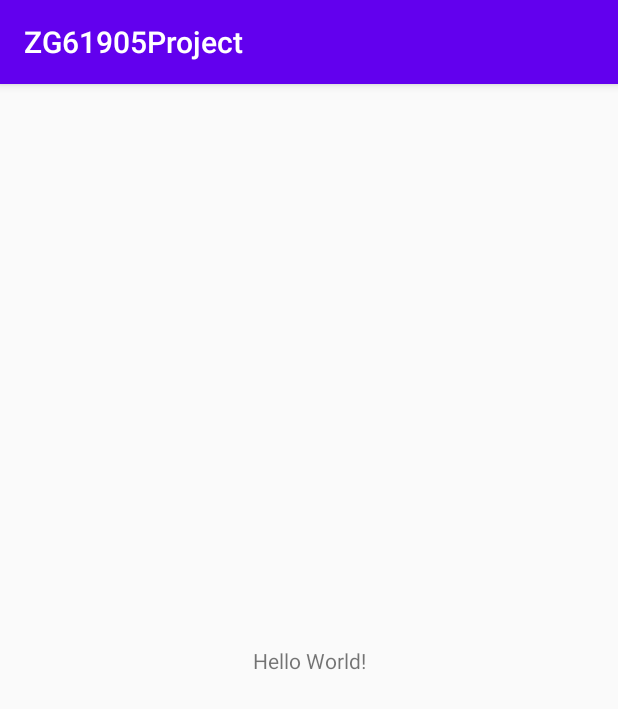
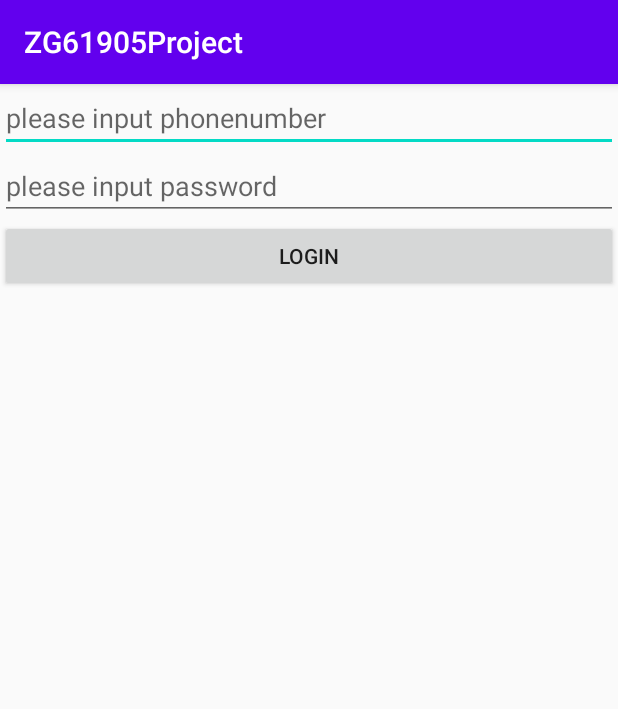
Before and after one commit to hahajing0000/zg61905project, an Android app: the screen it shows after launch (MainActivity), on a phone screen of 412 x 824 dp. Shown: the top 709 px of the screen. Run offline under Robolectric (Android 15) with nearby library versions, the phone set to English and light mode, and no system bars; our stand-ins replace RxJava, data binding.

Commit message:
添加了MVVM框架验证Demo代码逻辑

```diff
--- a/MVVMCore/src/main/java/com/zg6/mvvmcore/view/BaseMVVMActivity.java
+++ b/MVVMCore/src/main/java/com/zg6/mvvmcore/view/BaseMVVMActivity.java
@@ -46,7 +46,7 @@ public abstract class BaseMVVMActivity<VM extends BaseViewModel,Binding extends
      * @param
      * @return
      * @author zhangyue
-     * @time 2021/12/7 13:03
+     * @time 2021/12/7 14:07
      */
     private void setVars(Binding mDataBinding, HashMap<Integer, Object> mMap){
         if (null==mMap||mMap.size()==0||mDataBinding==null){
--- a/MVVMCore/src/main/java/com/zg6/mvvmcore/view/BaseMVVMFragment.java
+++ b/MVVMCore/src/main/java/com/zg6/mvvmcore/view/BaseMVVMFragment.java
@@ -76,7 +76,7 @@ public abstract class BaseMVVMFragment<VM extends BaseViewModel,Binding extends
      * @param
      * @return
      * @author zhangyue
-     * @time 2021/12/7 13:57
+     * @time 2021/12/7 13:59
      */
     protected abstract VM createViewModel();
 }
--- a/app/src/main/AndroidManifest.xml
+++ b/app/src/main/AndroidManifest.xml
@@ -9,7 +9,7 @@
         android:roundIcon="@mipmap/ic_launcher_round"
         android:supportsRtl="true"
         android:theme="@style/AppTheme">
-        <activity android:name=".MainActivity">
+        <activity android:name=".view.MainActivity">
             <intent-filter>
                 <action android:name="android.intent.action.MAIN" />
 
--- a/app/src/main/java/com/zg6/nba/MainActivity.java
+++ /dev/null
@@ -1,14 +0,0 @@
-package com.zg6.nba;
-
-import androidx.appcompat.app.AppCompatActivity;
-
-import android.os.Bundle;
-
-public class MainActivity extends AppCompatActivity {
-
-    @Override
-    protected void onCreate(Bundle savedInstanceState) {
-        super.onCreate(savedInstanceState);
-        setContentView(R.layout.activity_main);
-    }
-}
--- /dev/null
+++ b/app/src/main/java/com/zg6/nba/entity/UserEntity.java
@@ -0,0 +1,70 @@
+package com.zg6.nba.entity;
+
+/**
+ * @ProjectName: ZG61905Project
+ * @Package: com.zg6.nba.entity
+ * @ClassName: UserEntity
+ * @Description:
+ * @Author: 张跃 企鹅：444511958
+ * @CreateDate: 2021/12/7 14:01
+ * @UpdateUser: 张跃
+ * @UpdateDate: 2021/12/7 14:01
+ * @UpdateRemark:
+ * @Version: 1.0
+ */
+public class UserEntity {
+    private int id;
+    private String phoneNumber;
+    private String pwd;
+    private String address;
+
+    @Override
+    public String toString() {
+        return "UserEntity{" +
+                "id=" + id +
+                ", phoneNumber='" + phoneNumber + '\'' +
+                ", pwd='" + pwd + '\'' +
+                ", address='" + address + '\'' +
+                '}';
+    }
+
+    public UserEntity() {
+    }
+
+    public UserEntity(String phoneNumber, String pwd) {
+        this.phoneNumber = phoneNumber;
+        this.pwd = pwd;
+    }
+
+    public int getId() {
+        return id;
+    }
+
+    public void setId(int id) {
+        this.id = id;
+    }
+
+    public String getPhoneNumber() {
+        return phoneNumber;
+    }
+
+    public void setPhoneNumber(String phoneNumber) {
+        this.phoneNumber = phoneNumber;
+    }
+
+    public String getPwd() {
+        return pwd;
+    }
+
+    public void setPwd(String pwd) {
+        this.pwd = pwd;
+    }
+
+    public String getAddress() {
+        return address;
+    }
+
+    public void setAddress(String address) {
+        this.address = address;
+    }
+}
--- /dev/null
+++ b/app/src/main/java/com/zg6/nba/model/UserCenterRemoteModel.java
@@ -0,0 +1,37 @@
+package com.zg6.nba.model;
+
+import android.os.Looper;
+import android.os.SystemClock;
+
+import com.zg6.mvvmcore.model.IModel;
+import com.zg6.nba.entity.UserEntity;
+
+import androidx.lifecycle.LiveData;
+import androidx.lifecycle.MutableLiveData;
+import io.reactivex.BackpressureStrategy;
+import io.reactivex.Flowable;
+import io.reactivex.FlowableEmitter;
+import io.reactivex.FlowableOnSubscribe;
+
+/**
+ * @ProjectName: ZG61905Project
+ * @Package: com.zg6.nba.model
+ * @ClassName: UserCenterRemoteModel
+ * @Description:
+ * @Author: 张跃 企鹅：444511958
+ * @CreateDate: 2021/12/7 14:05
+ * @UpdateUser: 张跃
+ * @UpdateDate: 2021/12/7 14:05
+ * @UpdateRemark:
+ * @Version: 1.0
+ */
+public class UserCenterRemoteModel implements IModel {
+    public LiveData<UserEntity> login(final String phoneNumber, final String pwd){
+        SystemClock.sleep(500);
+        MutableLiveData<UserEntity> liveData=new MutableLiveData<>();
+        if (Looper.getMainLooper().getThread()==Thread.currentThread()){
+            liveData.setValue(new UserEntity("Server User",""));
+        }
+        return liveData;
+    }
+}
--- /dev/null
+++ b/app/src/main/java/com/zg6/nba/repository/UserCenterRepository.java
@@ -0,0 +1,31 @@
+package com.zg6.nba.repository;
+
+import com.zg6.mvvmcore.common.Model;
+import com.zg6.mvvmcore.repository.BaseRepository;
+import com.zg6.nba.entity.UserEntity;
+import com.zg6.nba.model.UserCenterRemoteModel;
+
+import androidx.lifecycle.LiveData;
+import io.reactivex.Flowable;
+
+/**
+ * @ProjectName: ZG61905Project
+ * @Package: com.zg6.nba.repository
+ * @ClassName: UserCenterRepository
+ * @Description:
+ * @Author: 张跃 企鹅：444511958
+ * @CreateDate: 2021/12/7 14:07
+ * @UpdateUser: 张跃
+ * @UpdateDate: 2021/12/7 14:07
+ * @UpdateRemark:
+ * @Version: 1.0
+ */
+public class UserCenterRepository extends BaseRepository {
+    @Model
+    UserCenterRemoteModel model;
+
+    public LiveData<UserEntity> login(String phoneNumber, String pwd){
+        return model.login(phoneNumber,pwd);
+    }
+
+}
--- /dev/null
+++ b/app/src/main/java/com/zg6/nba/view/MainActivity.java
@@ -0,0 +1,49 @@
+package com.zg6.nba.view;
+
+import androidx.appcompat.app.AppCompatActivity;
+import androidx.lifecycle.LiveData;
+import androidx.lifecycle.Observer;
+
+import android.os.Bundle;
+import android.view.View;
+
+import com.zg6.mvvmcore.view.BaseMVVMActivity;
+import com.zg6.mvvmcore.viewmodel.BaseViewModel;
+import com.zg6.nba.BR;
+import com.zg6.nba.R;
+import com.zg6.nba.databinding.ActivityMainBinding;
+import com.zg6.nba.entity.UserEntity;
+import com.zg6.nba.viewmodel.UserCenterViewModel;
+
+import java.util.HashMap;
+
+public class MainActivity extends BaseMVVMActivity<UserCenterViewModel, ActivityMainBinding> {
+
+
+    @Override
+    protected void prepareSetVars(HashMap<Integer, Object> mMap) {
+        mMap.put(BR.user,mViewModel.dataSource);
+        mMap.put(BR.owner,this);
+    }
+
+    @Override
+    protected UserCenterViewModel createViewModel() {
+        return new UserCenterViewModel(this);
+    }
+
+    @Override
+    protected int getLayoutId() {
+        return R.layout.activity_main;
+    }
+
+    public void onClickForLogin(View view){
+        UserEntity userEntity = mViewModel.dataSource.getValue();
+        LiveData<UserEntity> result = mViewModel.login(userEntity.getPhoneNumber(), userEntity.getPwd());
+        result.observe(this, new Observer<UserEntity>() {
+            @Override
+            public void onChanged(UserEntity userEntity) {
+                showMsg(userEntity.toString());
+            }
+        });
+    }
+}
--- /dev/null
+++ b/app/src/main/java/com/zg6/nba/viewmodel/UserCenterViewModel.java
@@ -0,0 +1,61 @@
+package com.zg6.nba.viewmodel;
+
+import android.os.Looper;
+import android.util.Log;
+
+import com.zg6.mvvmcore.viewmodel.BaseViewModel;
+import com.zg6.nba.entity.UserEntity;
+import com.zg6.nba.repository.UserCenterRepository;
+
+import org.reactivestreams.Subscription;
+
+import androidx.lifecycle.LifecycleOwner;
+import androidx.lifecycle.LiveData;
+import androidx.lifecycle.MutableLiveData;
+import androidx.lifecycle.Observer;
+import io.reactivex.Flowable;
+import io.reactivex.FlowableSubscriber;
+import io.reactivex.android.schedulers.AndroidSchedulers;
+import io.reactivex.schedulers.Schedulers;
+
+/**
+ * @ProjectName: ZG61905Project
+ * @Package: com.zg6.nba.viewmodel
+ * @ClassName: UserCenterViewModel
+ * @Description:
+ * @Author: 张跃 企鹅：444511958
+ * @CreateDate: 2021/12/7 14:09
+ * @UpdateUser: 张跃
+ * @UpdateDate: 2021/12/7 14:09
+ * @UpdateRemark:
+ * @Version: 1.0
+ */
+public class UserCenterViewModel extends BaseViewModel<UserCenterRepository> {
+    public MutableLiveData<UserEntity> dataSource=new MutableLiveData<>();
+    public UserCenterViewModel(LifecycleOwner _owner) {
+        super(_owner);
+
+        dataSource.setValue(new UserEntity());
+    }
+
+    @Override
+    protected UserCenterRepository createRepository() {
+        return new UserCenterRepository();
+    }
+
+    @Override
+    protected void releaseResource() {
+
+    }
+
+    @Override
+    protected void initResource() {
+
+    }
+
+    public LiveData<UserEntity> login(String phoneNumber,String pwd){
+        return mRepo.login(phoneNumber,pwd);
+    }
+
+
+}
--- a/app/src/main/res/layout/activity_main.xml
+++ b/app/src/main/res/layout/activity_main.xml
@@ -1,18 +1,37 @@
 <?xml version="1.0" encoding="utf-8"?>
-<androidx.constraintlayout.widget.ConstraintLayout xmlns:android="http://schemas.android.com/apk/res/android"
+<layout xmlns:android="http://schemas.android.com/apk/res/android"
     xmlns:app="http://schemas.android.com/apk/res-auto"
-    xmlns:tools="http://schemas.android.com/tools"
-    android:layout_width="match_parent"
-    android:layout_height="match_parent"
-    tools:context=".MainActivity">
+    xmlns:tools="http://schemas.android.com/tools">
 
-    <TextView
-        android:layout_width="wrap_content"
-        android:layout_height="wrap_content"
-        android:text="Hello World!"
-        app:layout_constraintBottom_toBottomOf="parent"
-        app:layout_constraintLeft_toLeftOf="parent"
-        app:layout_constraintRight_toRightOf="parent"
-        app:layout_constraintTop_toTopOf="parent" />
+    <data>
+        <variable
+            name="user"
+            type="androidx.lifecycle.MutableLiveData&lt;com.zg6.nba.entity.UserEntity>" />
+        <variable
+            name="owner"
+            type="com.zg6.nba.view.MainActivity" />
+    </data>
 
-</androidx.constraintlayout.widget.ConstraintLayout>
+    <LinearLayout
+        android:layout_width="match_parent"
+        android:layout_height="match_parent"
+        android:orientation="vertical">
+        <EditText
+            android:text="@={user.phoneNumber}"
+            android:hint="please input phonenumber"
+            android:layout_width="match_parent"
+            android:layout_height="wrap_content"></EditText>
+        <EditText
+            android:text="@={user.pwd}"
+            android:hint="please input password"
+            android:inputType="textPassword"
+            android:layout_width="match_parent"
+            android:layout_height="wrap_content"></EditText>
+        <Button
+            android:onClick="@{(view)->owner.onClickForLogin(view)}"
+            android:text="Login"
+            android:layout_width="match_parent"
+            android:layout_height="wrap_content"></Button>
+    </LinearLayout>
+
+</layout>
```
Also changed, not shown: MVVMCore/src/main/res/layout/test_activity.xml (deleted, +0 -12 lines), app/build.gradle (+18 -0 lines).
